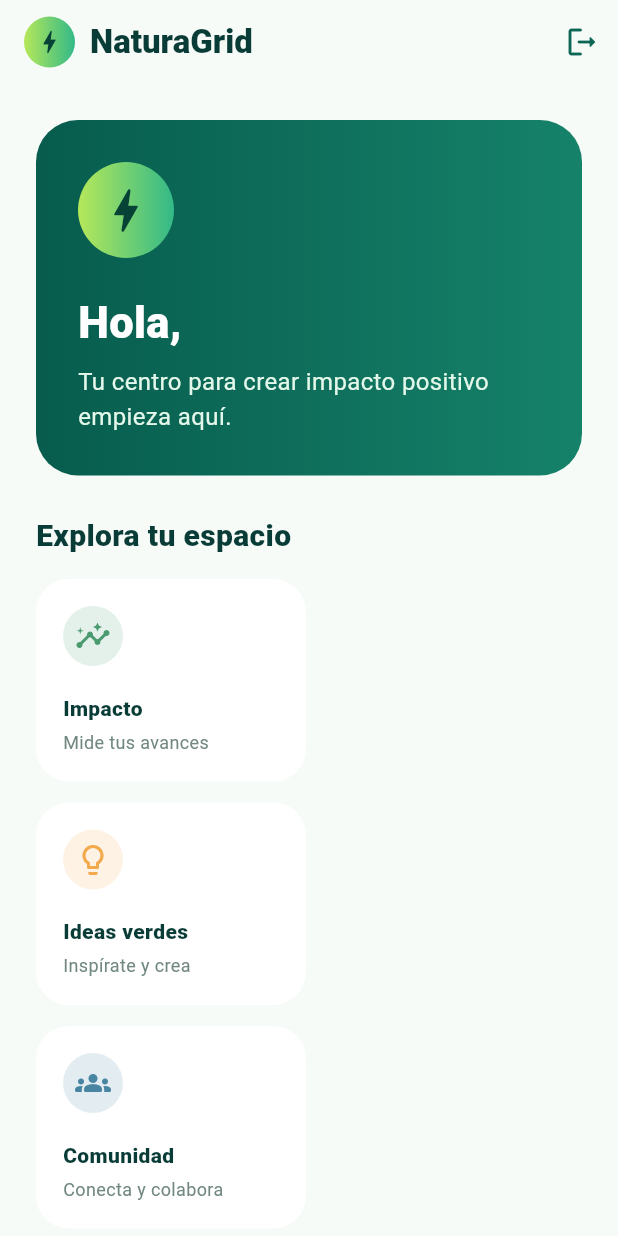
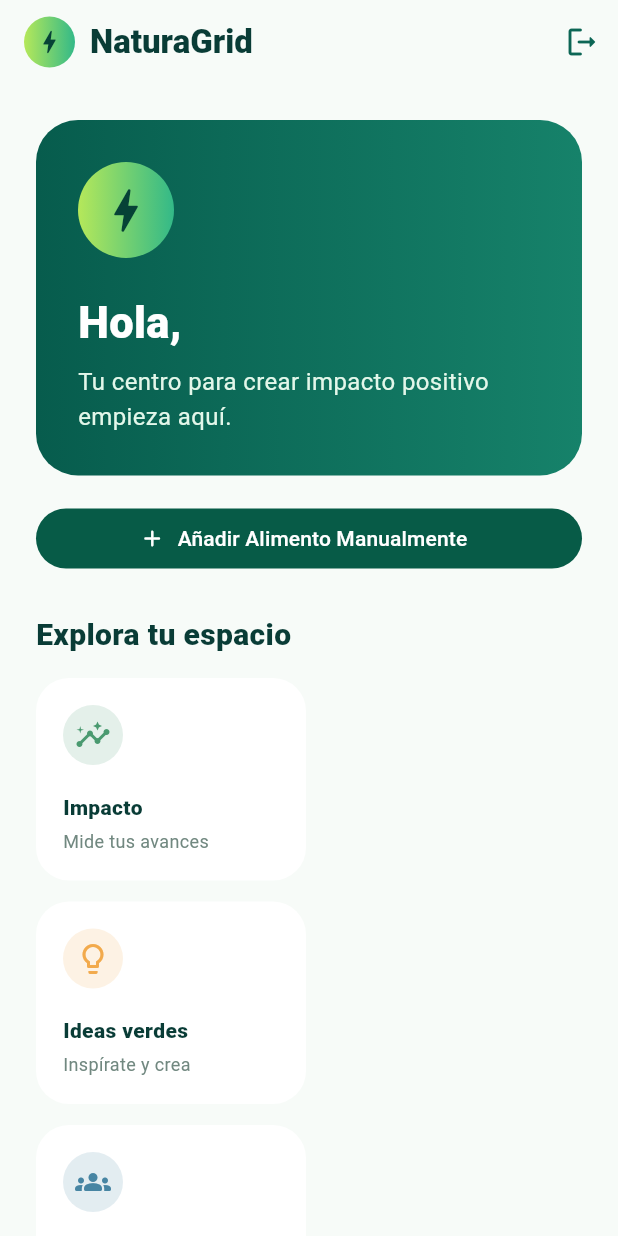
Before and after one commit to Yirene58/Menu-Inteligente, a Flutter app: the HomeScreen screen opened directly, on a phone screen of 412 x 824 dp. Run offline on Flutter 3.47's test engine with Material 3 defaults, Android fonts, the light colour scheme and no system bars; our stand-ins replace shared_preferences; accounts and stored records are empty; network calls fail; Roboto replaces fonts that are missing (Arial).

Commit message:
Al fin de arregla el problema de CORS del backend con el frontend, y adicional se creo el panel para agregar de manera manual los alimentos, ahora queda es realizar las pruebas para tomarlo como HU finalizada

```diff
--- a/frontend/lib/screens/home/home_screen.dart
+++ b/frontend/lib/screens/home/home_screen.dart
@@ -1,20 +1,216 @@
 import 'package:flutter/material.dart';
+
 import '../../services/auth_service.dart';
 import '../../services/storage_service.dart';
 import '../auth/auth_screen.dart';
+import 'add_alimento_screen.dart';
 
 class HomeScreen extends StatelessWidget {
   const HomeScreen({super.key});
-  Future<void> _logout(BuildContext context) async { await AuthService().logout(); if (context.mounted) Navigator.of(context).pushAndRemoveUntil(MaterialPageRoute(builder: (_) => const AuthScreen()), (_) => false); }
-  @override Widget build(BuildContext context) => Scaffold(
+  Future<void> _logout(BuildContext context) async {
+    await AuthService().logout();
+    if (context.mounted) {
+      Navigator.of(context).pushAndRemoveUntil(
+        MaterialPageRoute(builder: (_) => const AuthScreen()),
+        (_) => false,
+      );
+    }
+  }
+
+  @override
+  Widget build(BuildContext context) => Scaffold(
     backgroundColor: const Color(0xFFF7FBF8),
-    appBar: AppBar(backgroundColor: const Color(0xFFF7FBF8), surfaceTintColor: Colors.transparent, title: const Row(children: [_Mark(small: true), SizedBox(width: 10), Text('NaturaGrid', style: TextStyle(color: Color(0xFF093C36), fontWeight: FontWeight.w800))]), actions: [IconButton(onPressed: () => _logout(context), icon: const Icon(Icons.logout_rounded), color: const Color(0xFF0C6655))]),
-    body: FutureBuilder<String?>(future: StorageService.getEmail(), builder: (context, snapshot) => ListView(padding: const EdgeInsets.all(24), children: [
-      Container(padding: const EdgeInsets.all(28), decoration: BoxDecoration(gradient: const LinearGradient(colors: [Color(0xFF075C4D), Color(0xFF16826A)]), borderRadius: BorderRadius.circular(28)), child: Column(crossAxisAlignment: CrossAxisAlignment.start, children: [const _Mark(), const SizedBox(height: 22), Text('Hola, ${snapshot.data?.split('@').first ?? 'explorador'}', style: const TextStyle(color: Colors.white, fontWeight: FontWeight.w800, fontSize: 29)), const SizedBox(height: 8), const Text('Tu centro para crear impacto positivo empieza aquí.', style: TextStyle(color: Color(0xFFE3F7EA), fontSize: 16))])),
-      const SizedBox(height: 26), const Text('Explora tu espacio', style: TextStyle(fontSize: 20, fontWeight: FontWeight.w800, color: Color(0xFF093C36))), const SizedBox(height: 14),
-      const Wrap(spacing: 14, runSpacing: 14, children: [_MenuCard(icon: Icons.insights_rounded, title: 'Impacto', subtitle: 'Mide tus avances', color: Color(0xFF4A9A70)), _MenuCard(icon: Icons.lightbulb_outline_rounded, title: 'Ideas verdes', subtitle: 'Inspírate y crea', color: Color(0xFFF2AA4C)), _MenuCard(icon: Icons.groups_rounded, title: 'Comunidad', subtitle: 'Conecta y colabora', color: Color(0xFF4785A3)), _MenuCard(icon: Icons.auto_awesome_rounded, title: 'Laboratorio', subtitle: 'Próximamente', color: Color(0xFF8B70BA))]),
-    ])),
+    appBar: AppBar(
+      backgroundColor: const Color(0xFFF7FBF8),
+      surfaceTintColor: Colors.transparent,
+      title: const Row(
+        children: [
+          _Mark(small: true),
+          SizedBox(width: 10),
+          Text(
+            'NaturaGrid',
+            style: TextStyle(
+              color: Color(0xFF093C36),
+              fontWeight: FontWeight.w800,
+            ),
+          ),
+        ],
+      ),
+      actions: [
+        IconButton(
+          onPressed: () => _logout(context),
+          icon: const Icon(Icons.logout_rounded),
+          color: const Color(0xFF0C6655),
+        ),
+      ],
+    ),
+    body: FutureBuilder<String?>(
+      future: StorageService.getEmail(),
+      builder: (context, snapshot) => ListView(
+        padding: const EdgeInsets.all(24),
+        children: [
+          Container(
+            padding: const EdgeInsets.all(28),
+            decoration: BoxDecoration(
+              gradient: const LinearGradient(
+                colors: [Color(0xFF075C4D), Color(0xFF16826A)],
+              ),
+              borderRadius: BorderRadius.circular(28),
+            ),
+            child: Column(
+              crossAxisAlignment: CrossAxisAlignment.start,
+              children: [
+                const _Mark(),
+                const SizedBox(height: 22),
+                Text(
+                  'Hola, ${snapshot.data?.split('@').first ?? 'explorador'}',
+                  style: const TextStyle(
+                    color: Colors.white,
+                    fontWeight: FontWeight.w800,
+                    fontSize: 29,
+                  ),
+                ),
+                const SizedBox(height: 8),
+                const Text(
+                  'Tu centro para crear impacto positivo empieza aquí.',
+                  style: TextStyle(color: Color(0xFFE3F7EA), fontSize: 16),
+                ),
+              ],
+            ),
+          ),
+          const SizedBox(height: 18),
+          FilledButton.icon(
+            onPressed: () async {
+              final saved = await Navigator.of(context).push<bool>(
+                MaterialPageRoute(builder: (_) => const AddAlimentoScreen()),
+              );
+              if (saved == true && context.mounted) {
+                ScaffoldMessenger.of(context).showSnackBar(
+                  const SnackBar(
+                    content: Text('Alimento guardado correctamente.'),
+                    behavior: SnackBarBehavior.floating,
+                  ),
+                );
+              }
+            },
+            icon: const Icon(Icons.add_rounded),
+            label: const Text('Añadir Alimento Manualmente'),
+          ),
+          const SizedBox(height: 26),
+          const Text(
+            'Explora tu espacio',
+            style: TextStyle(
+              fontSize: 20,
+              fontWeight: FontWeight.w800,
+              color: Color(0xFF093C36),
+            ),
+          ),
+          const SizedBox(height: 14),
+          const Wrap(
+            spacing: 14,
+            runSpacing: 14,
+            children: [
+              _MenuCard(
+                icon: Icons.insights_rounded,
+                title: 'Impacto',
+                subtitle: 'Mide tus avances',
+                color: Color(0xFF4A9A70),
+              ),
+              _MenuCard(
+                icon: Icons.lightbulb_outline_rounded,
+                title: 'Ideas verdes',
+                subtitle: 'Inspírate y crea',
+                color: Color(0xFFF2AA4C),
+              ),
+              _MenuCard(
+                icon: Icons.groups_rounded,
+                title: 'Comunidad',
+                subtitle: 'Conecta y colabora',
+                color: Color(0xFF4785A3),
+              ),
+              _MenuCard(
+                icon: Icons.auto_awesome_rounded,
+                title: 'Laboratorio',
+                subtitle: 'Próximamente',
+                color: Color(0xFF8B70BA),
+              ),
+            ],
+          ),
+        ],
+      ),
+    ),
   );
 }
-class _Mark extends StatelessWidget { const _Mark({this.small = false}); final bool small; @override Widget build(BuildContext context) => Container(width: small ? 34 : 64, height: small ? 34 : 64, decoration: const BoxDecoration(shape: BoxShape.circle, gradient: LinearGradient(colors: [Color(0xFFB5E85A), Color(0xFF33B988)])), child: Icon(Icons.bolt_rounded, color: const Color(0xFF064236), size: small ? 20 : 38)); }
-class _MenuCard extends StatelessWidget { const _MenuCard({required this.icon, required this.title, required this.subtitle, required this.color}); final IconData icon; final String title, subtitle; final Color color; @override Widget build(BuildContext context) => SizedBox(width: 180, child: Material(color: Colors.white, borderRadius: BorderRadius.circular(22), child: InkWell(borderRadius: BorderRadius.circular(22), onTap: () => ScaffoldMessenger.of(context).showSnackBar(SnackBar(content: Text('$title estará disponible pronto'), behavior: SnackBarBehavior.floating)), child: Padding(padding: const EdgeInsets.all(18), child: Column(crossAxisAlignment: CrossAxisAlignment.start, children: [CircleAvatar(backgroundColor: color.withValues(alpha: .15), child: Icon(icon, color: color)), const SizedBox(height: 18), Text(title, style: const TextStyle(fontWeight: FontWeight.w800, color: Color(0xFF093C36))), const SizedBox(height: 4), Text(subtitle, style: const TextStyle(color: Color(0xFF718880), fontSize: 12))]))))); }
+
+class _Mark extends StatelessWidget {
+  const _Mark({this.small = false});
+  final bool small;
+  @override
+  Widget build(BuildContext context) => Container(
+    width: small ? 34 : 64,
+    height: small ? 34 : 64,
+    decoration: const BoxDecoration(
+      shape: BoxShape.circle,
+      gradient: LinearGradient(colors: [Color(0xFFB5E85A), Color(0xFF33B988)]),
+    ),
+    child: Icon(
+      Icons.bolt_rounded,
+      color: const Color(0xFF064236),
+      size: small ? 20 : 38,
+    ),
+  );
+}
+
+class _MenuCard extends StatelessWidget {
+  const _MenuCard({
+    required this.icon,
+    required this.title,
+    required this.subtitle,
+    required this.color,
+  });
+  final IconData icon;
+  final String title, subtitle;
+  final Color color;
+  @override
+  Widget build(BuildContext context) => SizedBox(
+    width: 180,
+    child: Material(
+      color: Colors.white,
+      borderRadius: BorderRadius.circular(22),
+      child: InkWell(
+        borderRadius: BorderRadius.circular(22),
+        onTap: () => ScaffoldMessenger.of(context).showSnackBar(
+          SnackBar(
+            content: Text('$title estará disponible pronto'),
+            behavior: SnackBarBehavior.floating,
+          ),
+        ),
+        child: Padding(
+          padding: const EdgeInsets.all(18),
+          child: Column(
+            crossAxisAlignment: CrossAxisAlignment.start,
+            children: [
+              CircleAvatar(
+                backgroundColor: color.withValues(alpha: .15),
+                child: Icon(icon, color: color),
+              ),
+              const SizedBox(height: 18),
+              Text(
+                title,
+                style: const TextStyle(
+                  fontWeight: FontWeight.w800,
+                  color: Color(0xFF093C36),
+                ),
+              ),
+              const SizedBox(height: 4),
+              Text(
+                subtitle,
+                style: const TextStyle(color: Color(0xFF718880), fontSize: 12),
+              ),
+            ],
+          ),
+        ),
+      ),
+    ),
+  );
+}
```
Also changed, not shown: frontend/lib/models/alimento_form_validator.dart (added, +44 -0 lines), frontend/lib/models/categoria_alimento.dart (added, +13 -0 lines), frontend/lib/screens/home/add_alimento_screen.dart (added, +282 -0 lines), frontend/lib/services/alimento_service.dart (added, +83 -0 lines), 4 other files.
